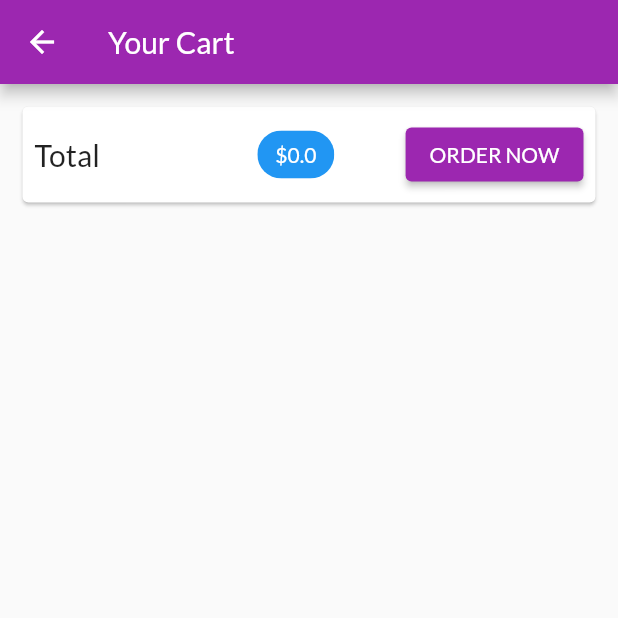
After one commit to alirizatemel/basic_shop_app, a Flutter app: the CartScreen screen opened by its route, on a phone screen of 412 x 824 dp, the top half of it. The commit adds this screen. Run offline on Flutter 3.47's test engine with Material 2 defaults, Android fonts, the phone set to English and light mode, and no system bars; network calls fail.

Commit message:
cart works

```diff
--- a/lib/providers/cart.dart
+++ b/lib/providers/cart.dart
@@ -20,7 +20,15 @@ class Cart with ChangeNotifier {
   }
 
   int get itemCount {
-    return _items == null ? 0 : _items.length;
+    return _items.length;
+  }
+
+  double get totalAmount {
+    var total = 0.0;
+    _items.forEach((key, cartItem) {
+      total += cartItem.price * cartItem.quantity;
+    });
+    return total;
   }
 
   void addItem(String productId, double price, String title) {
--- /dev/null
+++ b/lib/screens/cart_screens.dart
@@ -0,0 +1,59 @@
+import 'package:flutter/material.dart';
+import 'package:provider/provider.dart';
+import '../providers/cart.dart';
+import '../widgets/cart_item.dart';
+
+class CartScreen extends StatelessWidget {
+  static const routeName = '/cart';
+  @override
+  Widget build(BuildContext context) {
+    final cart = Provider.of<Cart>(context);
+    return Scaffold(
+      appBar: AppBar(
+        title: Text('Your Cart'),
+      ),
+      body: Column(
+        children: <Widget>[
+          Card(
+            margin: EdgeInsets.all(15),
+            child: Padding(
+              padding: EdgeInsets.all(8),
+              child: Row(
+                mainAxisAlignment: MainAxisAlignment.spaceBetween,
+                children: <Widget>[
+                  Text(
+                    'Total',
+                    style: TextStyle(fontSize: 20),
+                  ),
+                  SizedBox(
+                    width: 10,
+                  ),
+                  Chip(
+                    label: Text(
+                      '\$${cart.totalAmount}',
+                      style: TextStyle(
+                          color: Theme.of(context)
+                              .primaryTextTheme
+                              .headline6
+                              .color),
+                    ),
+                    backgroundColor: Theme.of(context).primaryColor,
+                  ),
+                  ElevatedButton(onPressed: () {}, child: Text('ORDER NOW'))
+                ],
+              ),
+            ),
+          ),
+          SizedBox(
+            height: 10,
+          ),
+          Expanded(
+              child: ListView.builder(
+            itemCount: cart.items.length,
+            itemBuilder: (ctx, i) => CartItem(),
+          ))
+        ],
+      ),
+    );
+  }
+}
--- a/lib/screens/products_overview_screen.dart
+++ b/lib/screens/products_overview_screen.dart
@@ -1,6 +1,7 @@
 import 'package:flutter/material.dart';
 import 'package:provider/provider.dart';
 import '../widgets/products_grid.dart';
+import './cart_screens.dart';
 import '../widgets/badge.dart';
 import '../providers/cart.dart';
 
@@ -43,7 +44,9 @@ class _ProductsOverviewScreenState extends State<ProductsOverviewScreen> {
           ),
           child: IconButton(
             icon: Icon(Icons.shopping_cart),
-            onPressed: () {},
+            onPressed: () {
+              Navigator.of(context).pushNamed(CartScreen.routeName);
+            },
           ),
         )
       ]),
```
Also changed, not shown: lib/main.dart (+10 -5 lines), lib/widgets/cart_item.dart (added, +28 -0 lines).
